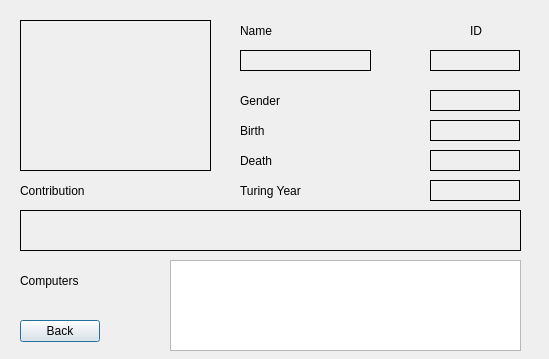
Old version of the form Widget/profile.ui in the repository Ladanvini/VLN1-Hopur-5.
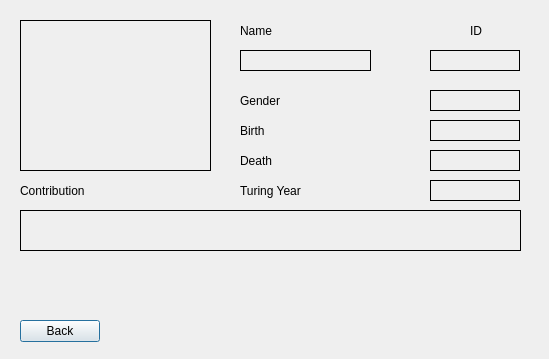
New version of the form.

Commit message: fixing profile for person

```diff
--- a/Widget/profile.ui
+++ b/Widget/profile.ui
@@ -275,32 +275,6 @@
     <string/>
    </property>
   </widget>
-  <widget class="QLabel" name="l_comps">
-   <property name="geometry">
-    <rect>
-     <x>20</x>
-     <y>270</y>
-     <width>131</width>
-     <height>21</height>
-    </rect>
-   </property>
-   <property name="frameShape">
-    <enum>QFrame::NoFrame</enum>
-   </property>
-   <property name="text">
-    <string>Computers</string>
-   </property>
-  </widget>
-  <widget class="QListView" name="list_comps">
-   <property name="geometry">
-    <rect>
-     <x>170</x>
-     <y>260</y>
-     <width>351</width>
-     <height>91</height>
-    </rect>
-   </property>
-  </widget>
   <widget class="QLabel" name="l_turing">
    <property name="geometry">
     <rect>
```
